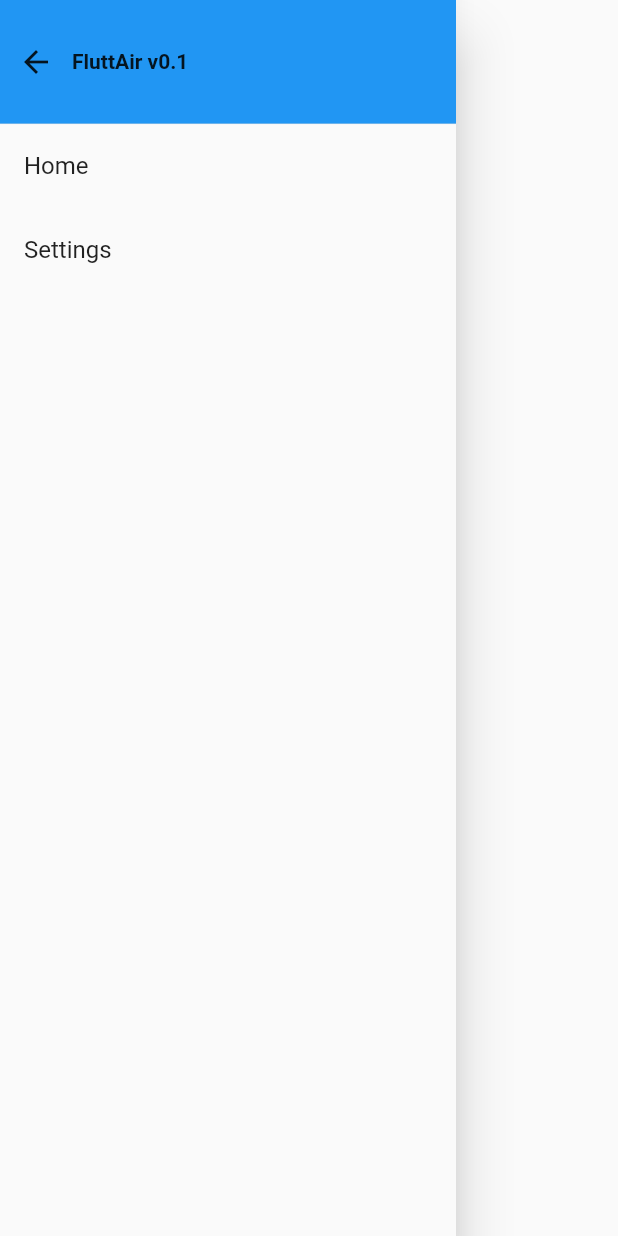
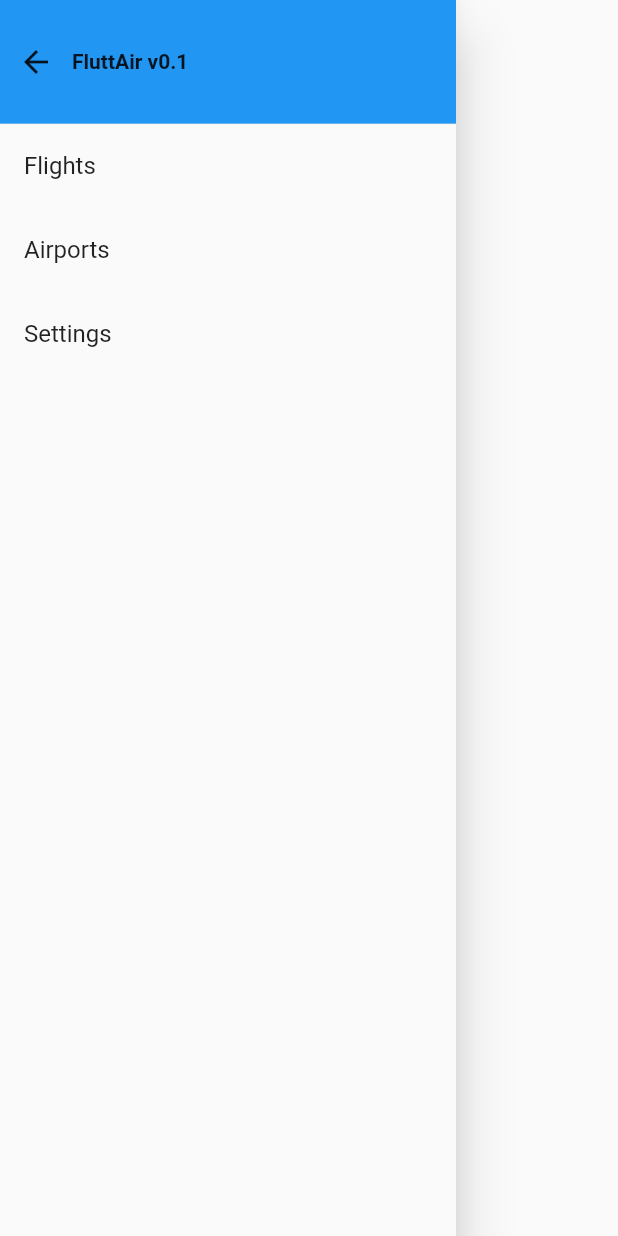
Before and after one commit to acrovato/fluttair, a Flutter app: the SideBar widget shown alone on an empty page, opened directly, on a phone screen of 412 x 824 dp. Run offline on Flutter 3.47's test engine with Material 2 defaults, Android fonts, the phone set to English and light mode, and no system bars; our stand-ins replace dynamic_theme; missing offline and left inert: preferences.

Commit message:
Refactor routing, Add AirportsView and fake database

```diff
--- a/lib/landing.dart
+++ /dev/null
@@ -1,20 +0,0 @@
-import 'package:flutter/material.dart';
-
-class LandingView extends StatelessWidget {
-  @override
-  Widget build(BuildContext context) {
-    return Scaffold(
-      appBar: AppBar(
-        title: Text('FluttAir v0.1'),
-      ),
-      body: Center(
-        child: RaisedButton(
-          child: Text('Home'),
-          onPressed: () {
-            Navigator.pushNamed(context, '/home');
-          },
-        ),
-      ),
-    );
-  }
-}
--- a/lib/router.dart
+++ b/lib/router.dart
@@ -1,11 +1,13 @@
 import 'package:flutter/material.dart';
 
-import 'landing.dart';
 import 'home.dart';
+import 'flights.dart';
+import 'airports.dart';
 import 'settings.dart';
 
 Map<String, WidgetBuilder> myRoute = {
-  '/': (context) => LandingView(),
-  '/home': (context) => HomeView(),
+  '/': (context) => HomeView(),
+  '/flights': (context) => FlightsView(),
+  '/airports': (context) => AirportsView(),
   '/settings': (context) => SettingsView()
 };
--- a/lib/sidebar.dart
+++ b/lib/sidebar.dart
@@ -24,10 +24,17 @@ class SideBar extends StatelessWidget {
                 padding: EdgeInsets.zero),
           ),
           ListTile(
-            title: Text('Home'),
+            title: Text('Flights'),
             onTap: () {
               Navigator.of(context).pushNamedAndRemoveUntil(
-                  '/home', ModalRoute.withName('/')); // or (Route<dynamic> route) => false
+                  '/flights', ModalRoute.withName('/')); // or (Route<dynamic> route) => false
+            },
+          ),
+          ListTile(
+            title: Text('Airports'),
+            onTap: () {
+              Navigator.of(context).pushNamedAndRemoveUntil(
+                  '/airports', ModalRoute.withName('/'));
             },
           ),
           ListTile(
```
Also changed, not shown: lib/airports.dart (added, +68 -0 lines), lib/fake_database.dart (added, +7 -0 lines), lib/flights.dart (added, +55 -0 lines), lib/home.dart (+11 -46 lines).
